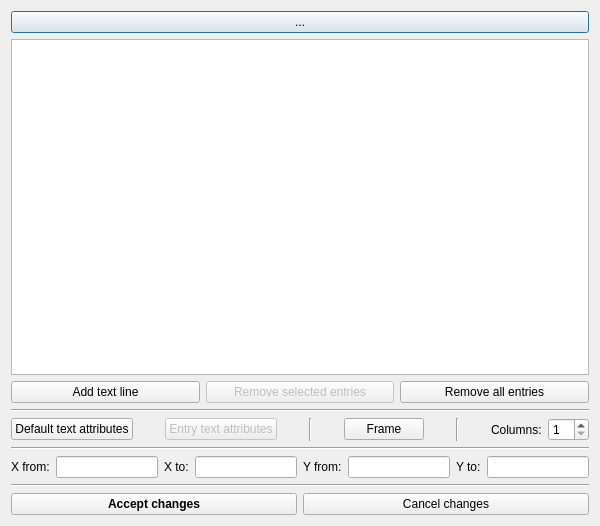
Before: the Qt Designer form src/gui/GraphWindowTools/alegenddialog.ui in andrmor/ANTS2, drawn with Qt 5.
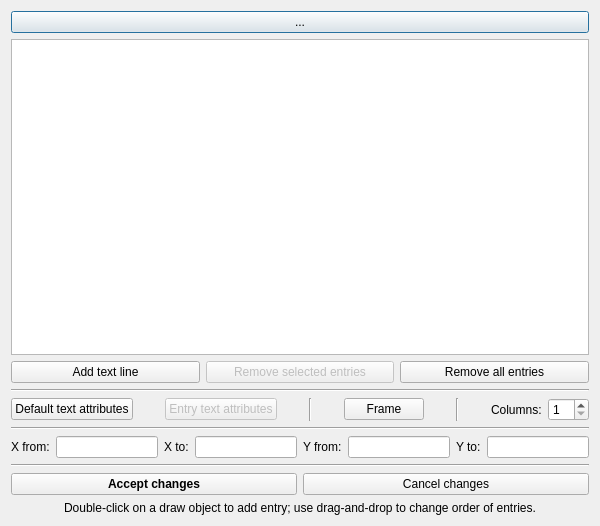
After: the same form once the commit is applied.

What changed in the file:
```diff
--- a/src/gui/GraphWindowTools/alegenddialog.ui
+++ b/src/gui/GraphWindowTools/alegenddialog.ui
@@ -294,6 +294,16 @@
      </item>
     </layout>
    </item>
+   <item>
+    <widget class="QLabel" name="label_6">
+     <property name="text">
+      <string>Double-click on a draw object to add entry; use drag-and-drop to change order of entries.</string>
+     </property>
+     <property name="alignment">
+      <set>Qt::AlignCenter</set>
+     </property>
+    </widget>
+   </item>
   </layout>
  </widget>
  <resources/>
```
